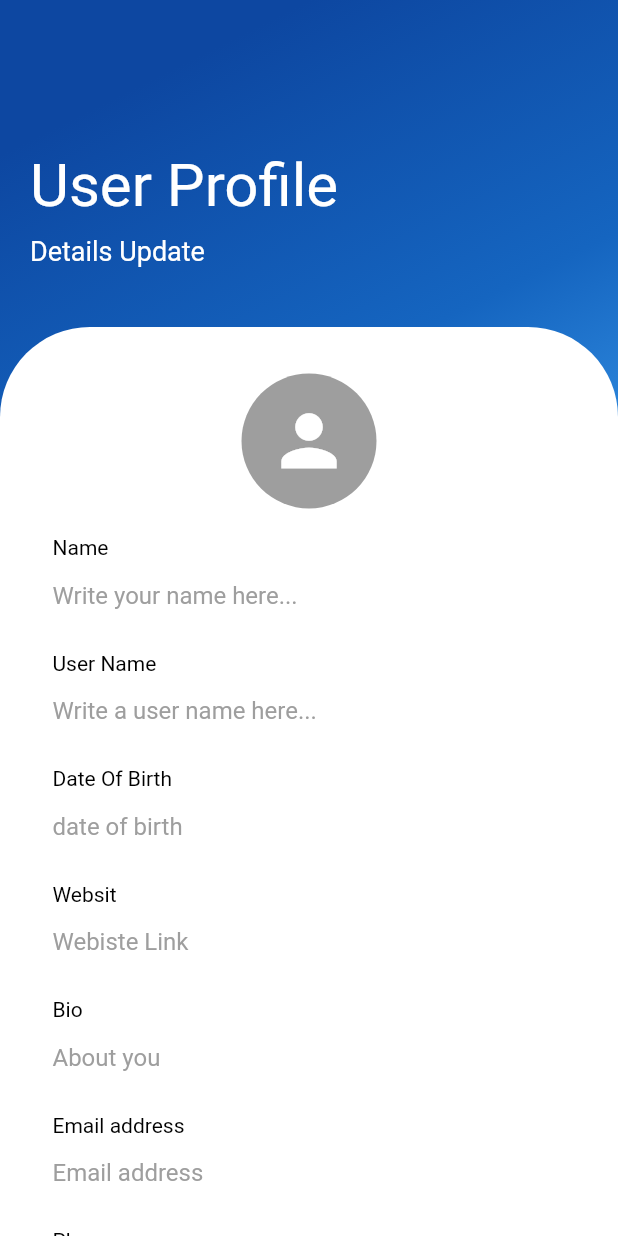
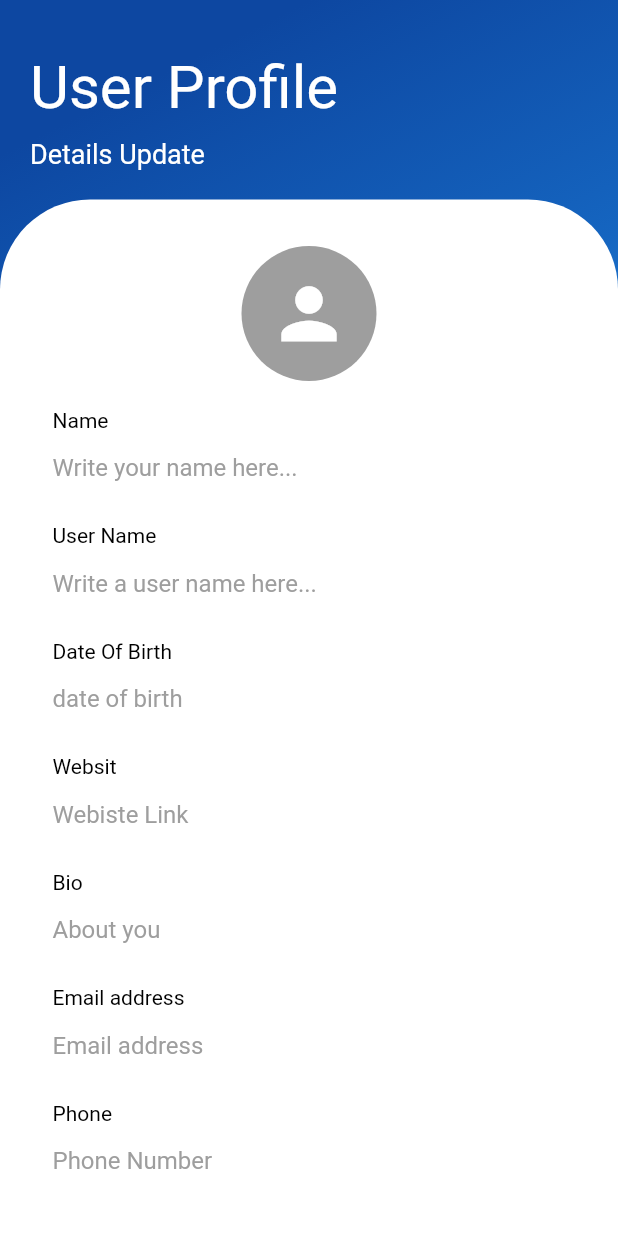
Before and after one commit to shintumintu/GlowChat, a Flutter app: the UserPage screen opened directly, on a phone screen of 412 x 824 dp. Run offline on Flutter 3.47's test engine with Material 2 defaults, Android fonts, the phone set to English and light mode, and no system bars; our stand-ins replace cloud_firestore, connectivity, curved_navigation_bar, firebase_analytics, firebase_auth, firebase_crashlytics and 7 more; accounts and stored records are empty.

Commit message:
First Commit

```diff
--- a/lib/pages/UserUpdates/user_details.dart
+++ b/lib/pages/UserUpdates/user_details.dart
@@ -23,7 +23,7 @@ class _UserPageState extends State<UserPage> {
         child: Column(
           crossAxisAlignment: CrossAxisAlignment.start,
           children: <Widget>[
-            SizedBox(height: 80,),
+            SizedBox(height: 15,),
             Padding(
               padding: EdgeInsets.all(20),
               child: Column(
@@ -35,7 +35,7 @@ class _UserPageState extends State<UserPage> {
                 ],
               ),
             ),
-            SizedBox(height: 20),
+
             Expanded(
               child: Container(
                 decoration: BoxDecoration(
--- a/lib/widgets/input_field.dart
+++ b/lib/widgets/input_field.dart
@@ -88,6 +88,7 @@ class _InputFieldState extends State<InputField> {
                   obscureText: isPassword,
                   readOnly: widget.isReadOnly,
                   decoration: InputDecoration.collapsed(
+                    border: OutlineInputBorder(borderRadius: BorderRadius.circular(32.0)),
                       hintText: widget.placeholder,
                       hintStyle:
                           TextStyle(fontSize: widget.smallVersion ? 12 : 15)),
```
